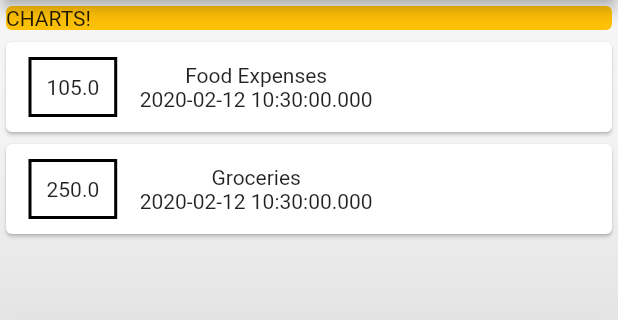
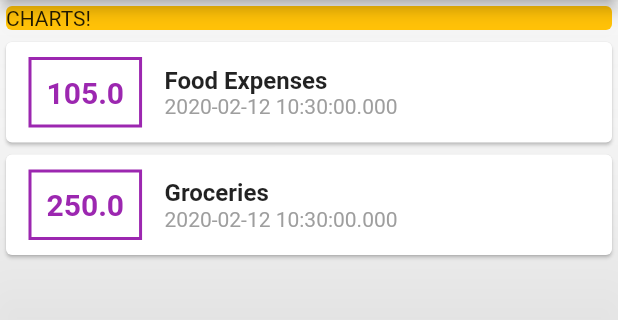
Before and after one commit to nagpalShaurya/Personal-Expense-Manager, a Flutter app: the screen it shows after launch, on a phone screen of 412 x 824 dp, the part 84-404 px from its top. Run offline on Flutter 3.47's test engine with Material 2 defaults, Android fonts, the phone set to English and light mode, and no system bars.

Commit message:
updated ui

```diff
--- a/lib/main.dart
+++ b/lib/main.dart
@@ -63,6 +63,7 @@ class MyHomePage extends StatelessWidget {
             child: Text('CHARTS!'),           //method 2 to do the same....
           ),
         ),
+
         Column(children: transactions.map((tx) {
           return Card (
             child: Row(children: <Widget>[
@@ -72,21 +73,38 @@ class MyHomePage extends StatelessWidget {
                       horizontal: 15,
                       ),
                     decoration: BoxDecoration(
-                      border: Border.all(
-                        color: Colors.black,
+                        border: Border.all(
+                        color: Colors.purple,
                         width:2,
                         ),
                       ),
                     padding: EdgeInsets.all(10),
                     child: Text(tx.amount.toString(),
+                    style: TextStyle(
+                      fontWeight: FontWeight.bold,
+                      fontSize: 20,
+                      color: Colors.purple,
+                      ),
                     ),
                     ),
-                  Column(children: <Widget>[
-                    Text(tx.title),
-                    Text(tx.date.toString(),),
-                  ],),
+
+                  Column(
+                    crossAxisAlignment: CrossAxisAlignment.start,
+                    children: <Widget>[
+                    Text(
+                      tx.title,
+                      style: TextStyle(
+                        fontSize: 16,
+                        fontWeight: FontWeight.bold,
+                      ),),
+                    Text(tx.date.toString(),
+                      style: TextStyle(color: Colors.grey),
+                    ),
+                  ],
+                  ),
             ],),
             );
+
         }).toList()),
       ],
       ),
```
